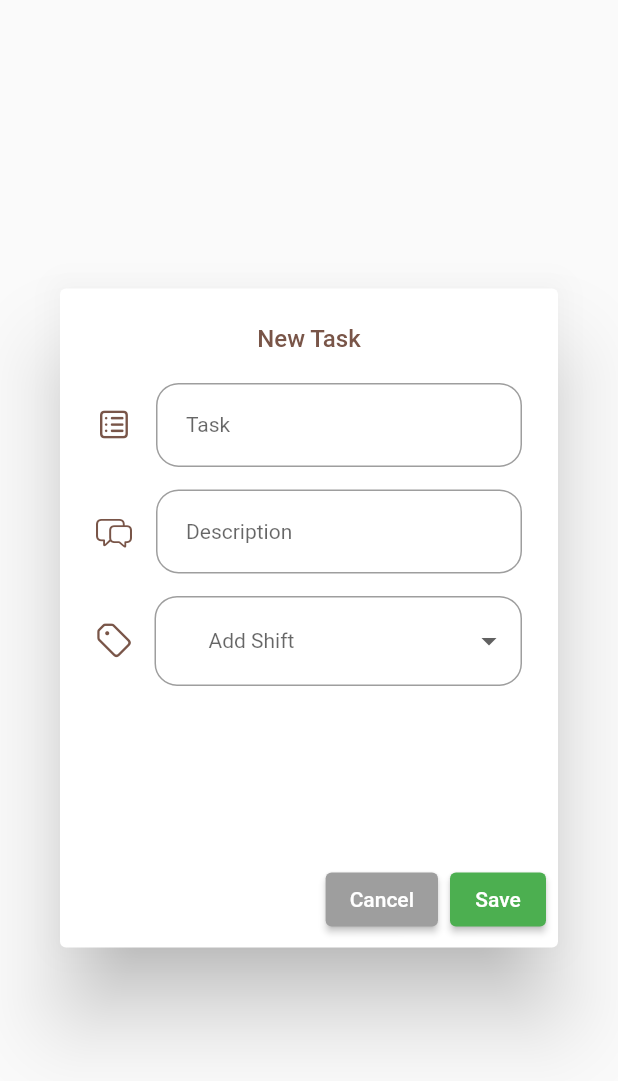
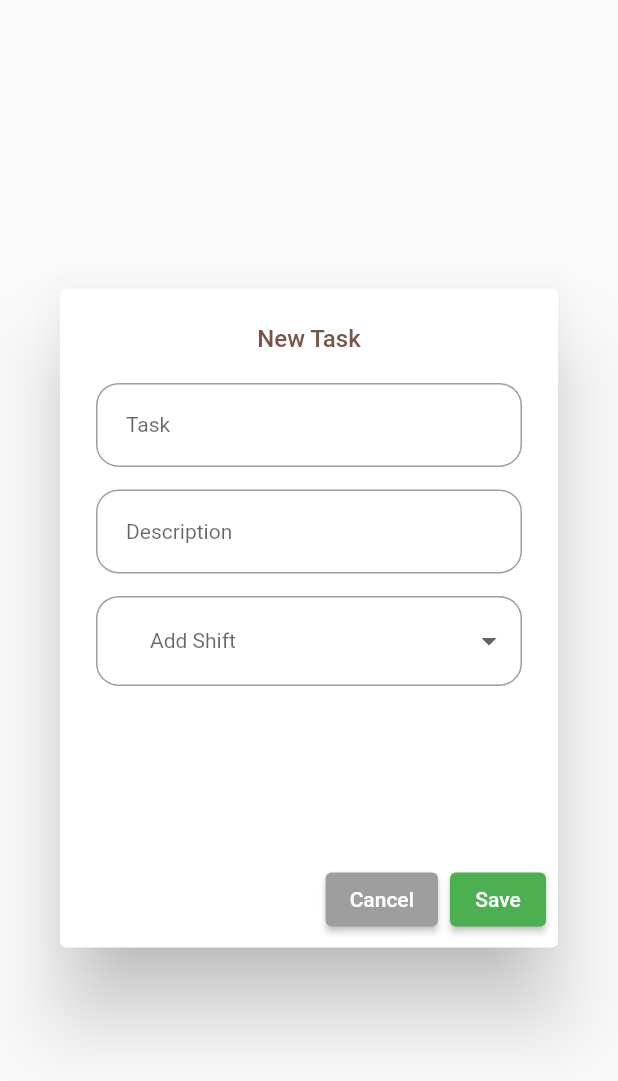
Before and after one commit to sammycliffy/todo_app, a Flutter app: the AddTaskAlertDialog widget shown alone on an empty page, opened directly, on a phone screen of 412 x 824 dp. Shown: the top 1081 px of the screen. Run offline on Flutter 3.47's test engine with Material 2 defaults, Android fonts, the phone set to English and light mode, and no system bars; our stand-ins replace cloud_firestore, dropdown_button2, firebase_core, fluttertoast; accounts and stored records are empty.

Commit message:
todo app

```diff
--- a/lib/widget/add_task.dart
+++ b/lib/widget/add_task.dart
@@ -48,8 +48,6 @@ class _AddTaskAlertDialogState extends State<AddTaskAlertDialog> {
                   ),
                   hintText: 'Task',
                   hintStyle: const TextStyle(fontSize: 14),
-                  icon: const Icon(CupertinoIcons.square_list,
-                      color: Colors.brown),
                   border: OutlineInputBorder(
                     borderRadius: BorderRadius.circular(15),
                   ),
@@ -68,8 +66,6 @@ class _AddTaskAlertDialogState extends State<AddTaskAlertDialog> {
                   ),
                   hintText: 'Description',
                   hintStyle: const TextStyle(fontSize: 14),
-                  icon: const Icon(CupertinoIcons.bubble_left_bubble_right,
-                      color: Colors.brown),
                   border: OutlineInputBorder(
                     borderRadius: BorderRadius.circular(15),
                   ),
@@ -78,8 +74,6 @@ class _AddTaskAlertDialogState extends State<AddTaskAlertDialog> {
               const SizedBox(height: 15),
               Row(
                 children: <Widget>[
-                  const Icon(CupertinoIcons.tag, color: Colors.brown),
-                  const SizedBox(width: 15.0),
                   Expanded(
                     child: DropdownButtonFormField2(
                       decoration: InputDecoration(
```
